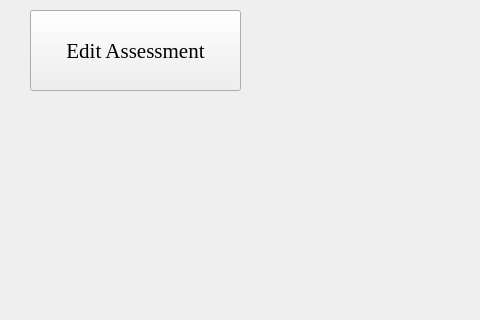
Before: the Qt Designer form ui/main_menu.ui in DenisTrputec/DynamicStabilityAssessment, drawn with Qt 5; both pictures show x 0 to 480 and y 130 to 450 of the 800 by 600 pixel window.
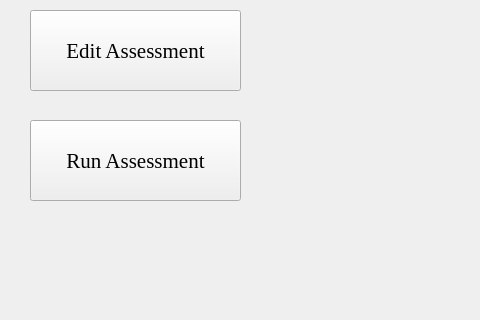
After: the same form once the commit is applied.

What changed in the file:
```diff
--- a/ui/main_menu.ui
+++ b/ui/main_menu.ui
@@ -64,6 +64,28 @@
      <string>Edit Assessment</string>
     </property>
    </widget>
+   <widget class="QPushButton" name="pb_run_assessment">
+    <property name="geometry">
+     <rect>
+      <x>30</x>
+      <y>250</y>
+      <width>211</width>
+      <height>81</height>
+     </rect>
+    </property>
+    <property name="font">
+     <font>
+      <family>Times New Roman</family>
+      <pointsize>16</pointsize>
+     </font>
+    </property>
+    <property name="statusTip">
+     <string>Edit Existing Assessment</string>
+    </property>
+    <property name="text">
+     <string>Run Assessment</string>
+    </property>
+   </widget>
   </widget>
   <widget class="QMenuBar" name="menubar">
    <property name="geometry">
```
